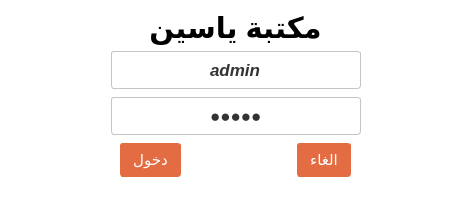
ashraf-kx/bibliotheque, file login.ui: the form before one commit.
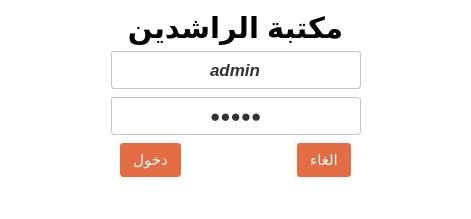
The form after the commit.

Patch:
```diff
--- a/login.ui
+++ b/login.ui
@@ -45,7 +45,7 @@
       <string notr="true"/>
      </property>
      <property name="text">
-      <string>مكتبة ياسين</string>
+      <string>مكتبة الراشدين</string>
      </property>
      <property name="alignment">
       <set>Qt::AlignCenter</set>
```
